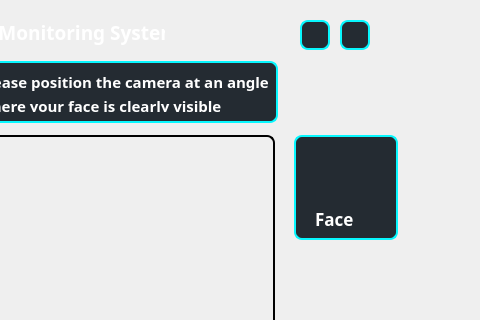
This is dms_client/ui/camsetpage.ui in veda-team4/dms as Qt 5 draws it before an edit; both pictures show x 100 to 580 and y 0 to 320 of the 580 by 480 pixel window. The edited form follows.
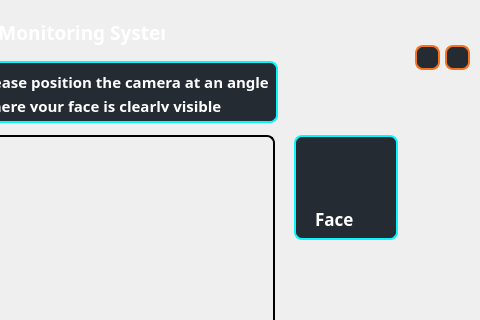
This is the edited form. Icons and pictures are not drawn.

```diff
--- a/dms_client/ui/camsetpage.ui
+++ b/dms_client/ui/camsetpage.ui
@@ -122,10 +122,10 @@
   <widget class="QPushButton" name="nextButton">
    <property name="geometry">
     <rect>
-     <x>440</x>
-     <y>20</y>
-     <width>30</width>
-     <height>30</height>
+     <x>545</x>
+     <y>45</y>
+     <width>25</width>
+     <height>25</height>
     </rect>
    </property>
    <property name="maximumSize">
@@ -146,7 +146,7 @@
     border: 2px solid black;
     border-radius: 8px;
 	background-color: transparent;
-	border-color: rgb(8, 247, 254);
+	border-color: #F37321;
     outline: none;
 	color: white;
 	padding-right: 25px;
@@ -167,10 +167,10 @@
   <widget class="QPushButton" name="previousButton">
    <property name="geometry">
     <rect>
-     <x>400</x>
-     <y>20</y>
-     <width>30</width>
-     <height>30</height>
+     <x>515</x>
+     <y>45</y>
+     <width>25</width>
+     <height>25</height>
     </rect>
    </property>
    <property name="maximumSize">
@@ -191,7 +191,7 @@
     border: 2px solid black;
     border-radius: 8px;
     background-color: transparent;
-	border-color: rgb(8, 247, 254);
+	border-color: #F37321;
     outline: none;
 	color: white;
 	padding-left: 20px;
@@ -275,10 +275,10 @@
   <widget class="QLabel" name="left">
    <property name="geometry">
     <rect>
-     <x>400</x>
-     <y>20</y>
-     <width>30</width>
-     <height>30</height>
+     <x>515</x>
+     <y>45</y>
+     <width>25</width>
+     <height>25</height>
     </rect>
    </property>
    <property name="styleSheet">
@@ -294,10 +294,10 @@
   <widget class="QLabel" name="right">
    <property name="geometry">
     <rect>
-     <x>440</x>
-     <y>20</y>
-     <width>30</width>
-     <height>30</height>
+     <x>545</x>
+     <y>45</y>
+     <width>25</width>
+     <height>25</height>
     </rect>
    </property>
    <property name="styleSheet">
```
